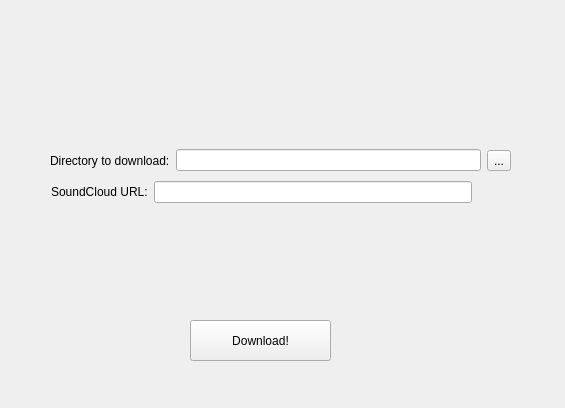
This is sounds.ui in spuleri/soundsfromthecloud as Qt 5 draws it before an edit. The edited form follows.
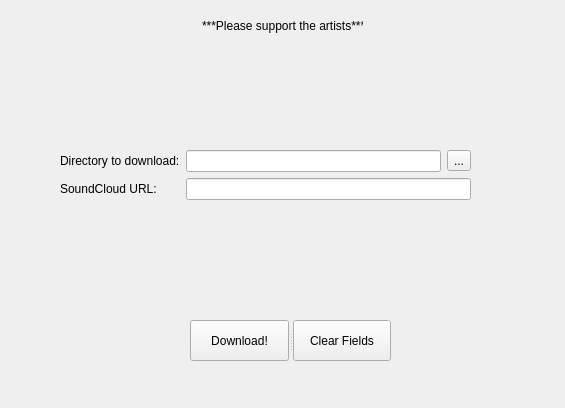
This is the edited form.

What changed in the file:
```diff
--- a/sounds.ui
+++ b/sounds.ui
@@ -13,70 +13,84 @@
   <property name="windowTitle">
    <string>Form</string>
   </property>
-  <widget class="QPushButton" name="downloadButton">
+  <widget class="QLabel" name="label_3">
+   <property name="geometry">
+    <rect>
+     <x>202</x>
+     <y>10</y>
+     <width>161</width>
+     <height>31</height>
+    </rect>
+   </property>
+   <property name="text">
+    <string>***Please support the artists***</string>
+   </property>
+  </widget>
+  <widget class="QSplitter" name="splitter">
    <property name="geometry">
     <rect>
      <x>190</x>
      <y>320</y>
-     <width>141</width>
+     <width>201</width>
      <height>41</height>
     </rect>
    </property>
-   <property name="text">
-    <string>Download!</string>
+   <property name="orientation">
+    <enum>Qt::Horizontal</enum>
    </property>
+   <widget class="QPushButton" name="downloadButton">
+    <property name="text">
+     <string>Download!</string>
+    </property>
+   </widget>
+   <widget class="QPushButton" name="pushButton">
+    <property name="text">
+     <string>Clear Fields</string>
+    </property>
+   </widget>
   </widget>
-  <widget class="QWidget" name="layoutWidget">
+  <widget class="QWidget" name="">
    <property name="geometry">
     <rect>
-     <x>50</x>
-     <y>140</y>
-     <width>461</width>
-     <height>41</height>
+     <x>60</x>
+     <y>150</y>
+     <width>411</width>
+     <height>93</height>
     </rect>
    </property>
-   <layout class="QHBoxLayout" name="horizontalLayout_3">
-    <item>
-     <layout class="QHBoxLayout" name="horizontalLayout_2">
+   <layout class="QFormLayout" name="formLayout">
+    <property name="fieldGrowthPolicy">
+     <enum>QFormLayout::AllNonFixedFieldsGrow</enum>
+    </property>
+    <item row="1" column="0">
+     <widget class="QLabel" name="label_2">
+      <property name="text">
+       <string>Directory to download:</string>
+      </property>
+     </widget>
+    </item>
+    <item row="1" column="1">
+     <layout class="QHBoxLayout" name="horizontalLayout">
       <item>
-       <widget class="QLabel" name="label_2">
+       <widget class="QLineEdit" name="dirLine"/>
+      </item>
+      <item>
+       <widget class="QToolButton" name="fileButton">
         <property name="text">
-         <string>Directory to download:</string>
+         <string>...</string>
         </property>
        </widget>
       </item>
-      <item>
-       <widget class="QLineEdit" name="dirLine"/>
-      </item>
      </layout>
     </item>
-    <item>
-     <widget class="QToolButton" name="fileButton">
-      <property name="text">
-       <string>...</string>
-      </property>
-     </widget>
-    </item>
-   </layout>
-  </widget>
-  <widget class="QWidget" name="layoutWidget">
-   <property name="geometry">
-    <rect>
-     <x>51</x>
-     <y>181</y>
-     <width>421</width>
-     <height>22</height>
-    </rect>
-   </property>
-   <layout class="QHBoxLayout" name="horizontalLayout">
-    <item>
+    <item row="5" column="0">
      <widget class="QLabel" name="label">
       <property name="text">
        <string>SoundCloud URL:</string>
       </property>
      </widget>
     </item>
-    <item>
+    <item row="5" column="1">
      <widget class="QLineEdit" name="lineEdit"/>
     </item>
    </layout>
```
Left out of the diff: 41 changed lines with no effect on the pictures.
